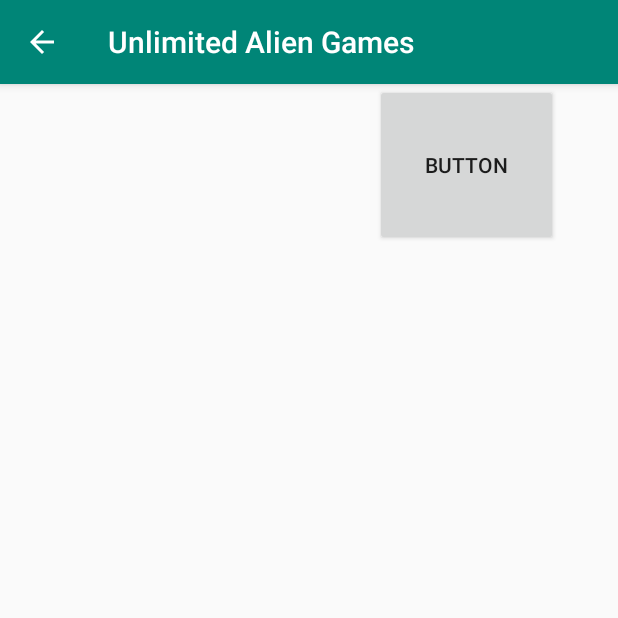
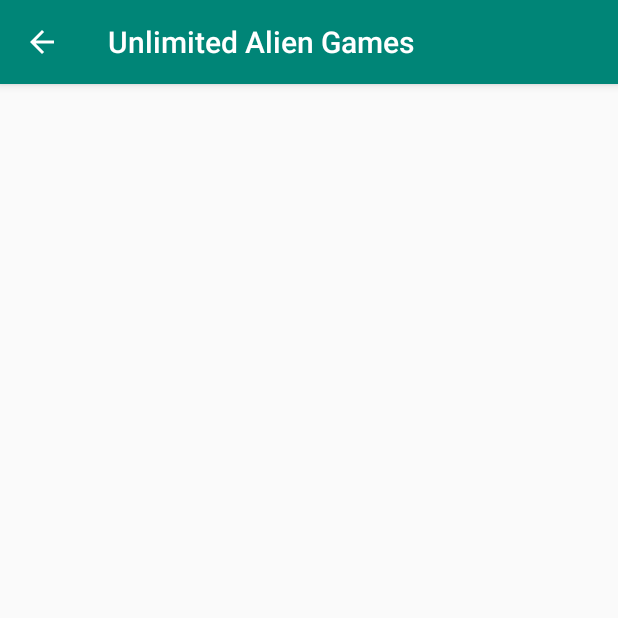
Before and after one commit to TonyHong15/Android-Minigames, an Android app: the AlienShooter screen opened directly, with no data from a screen before it, on a phone screen of 412 x 824 dp, the top half of it. Run offline under Robolectric (Android 15) with nearby library versions, the phone set to English and light mode, and no system bars.

Commit message:
Removed a button

```diff
--- a/phase1/UnlimitedAlienGames/app/src/main/res/layout/activity_alien_shooter.xml
+++ b/phase1/UnlimitedAlienGames/app/src/main/res/layout/activity_alien_shooter.xml
@@ -4,14 +4,4 @@
     xmlns:tools="http://schemas.android.com/tools"
     android:layout_width="match_parent"
     android:layout_height="match_parent"
-    tools:context=".alienshooter.AlienShooter">
-
-    <Button
-        android:id="@+id/button4"
-        android:layout_width="122dp"
-        android:layout_height="108dp"
-        android:layout_marginEnd="40dp"
-        android:text="Button"
-        app:layout_constraintEnd_toEndOf="parent"
-        tools:layout_editor_absoluteY="135dp" />
-</androidx.constraintlayout.widget.ConstraintLayout>
+    tools:context=".alienshooter.AlienShooter"/>
```
